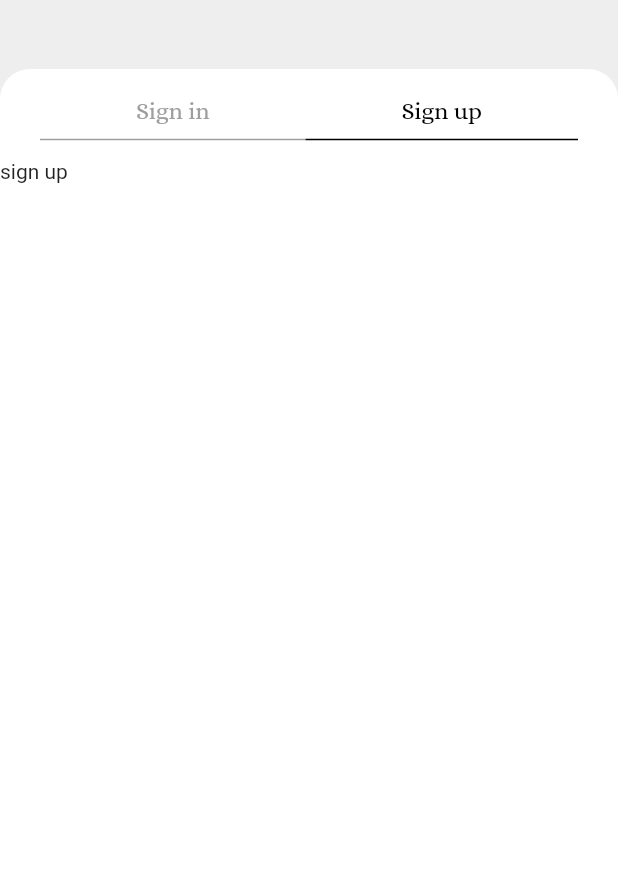
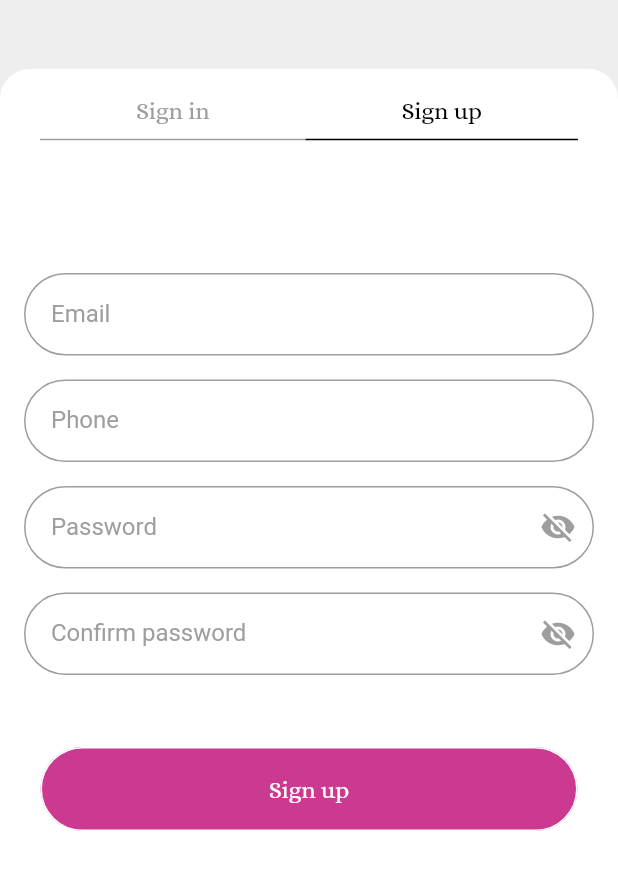
Before and after one commit to iam-datsenko/looks_flutter, a Flutter app: the screen it shows after launch, after a tap on "Sign up", on a phone screen of 412 x 824 dp, the part 267-1157 px from its top. Run offline on Flutter 3.47's test engine with Material 2 defaults, Android fonts, the phone set to English and light mode, and no system bars.

Commit message:
sign up form

```diff
--- a/lib/screens/sign_screen.dart
+++ b/lib/screens/sign_screen.dart
@@ -1,5 +1,6 @@
 import 'package:flutter/material.dart';
-import 'package:my_app/widgets/form.dart';
+import 'package:my_app/widgets/sign_in_form.dart';
+import 'package:my_app/widgets/sign_up_form.dart';
 
 import '../ui/tab.dart';
 
@@ -7,11 +8,17 @@ class SignScreen extends StatefulWidget {
   const SignScreen({super.key});
 
   @override
-  _SignScreenState createState() => _SignScreenState();
+  SignScreenState createState() {
+    return SignScreenState();
+  }
 }
 
-class _SignScreenState extends State {
+class SignScreenState extends State {
   bool signInVisible = true;
+
+  @override
+  Widget build(BuildContext context) {
+    double screenWidth = MediaQuery.of(context).size.width;
 
     onPressSignIn() {
       setState(() {
@@ -25,16 +32,7 @@ class _SignScreenState extends State {
       });
     }
 
-  @override
-  Widget build(BuildContext context) {
-    double screenWidth = MediaQuery.of(context).size.width;
-
-    return Scaffold(
-        backgroundColor: Colors.grey[200],
-        body: Stack(
-          alignment: Alignment.bottomCenter,
-          children: [
-            Container(
+    Widget logo = Container(
       alignment: Alignment.topCenter,
       margin: const EdgeInsets.only(top: 96),
       child: Image.asset(
@@ -43,40 +41,39 @@ class _SignScreenState extends State {
         height: 82,
         fit: BoxFit.cover,
       ),
-            ),
+    );
+
+    Widget tabBarSection = Container(
+      alignment: Alignment.topCenter,
+      decoration: const BoxDecoration(
+          color: Colors.white,
+          borderRadius: BorderRadius.vertical(top: Radius.circular(20))),
+      height: 60,
+      width: screenWidth,
+      child: Row(mainAxisAlignment: MainAxisAlignment.center, children: [
+        getTab(signInVisible ? Colors.black : Colors.grey, 'Sign in',
+            signInVisible ? Colors.black : Colors.grey, onPressSignIn),
+        getTab(signInVisible ? Colors.grey : Colors.black, 'Sign up',
+            signInVisible ? Colors.grey : Colors.black, onPressSignUp),
+      ]),
+    );
+
+    return Scaffold(
+        backgroundColor: Colors.grey[200],
+        body: Stack(
+          alignment: Alignment.bottomCenter,
+          children: [
+            logo,
             Column(
               mainAxisAlignment: MainAxisAlignment.end,
               children: [
-                Container(
-                  alignment: Alignment.topCenter,
-                  decoration: const BoxDecoration(
-                      color: Colors.white,
-                      borderRadius:
-                          BorderRadius.vertical(top: Radius.circular(20))),
-                  height: 60,
-                  width: screenWidth,
-                  child: Row(
-                      mainAxisAlignment: MainAxisAlignment.center,
-                      children: [
-                        getTab(
-                            signInVisible ? Colors.black : Colors.grey,
-                            'Sign in',
-                            signInVisible ? Colors.black : Colors.grey,
-                            onPressSignIn),
-                        getTab(
-                            signInVisible ? Colors.grey : Colors.black,
-                            'Sign up',
-                            signInVisible ? Colors.grey : Colors.black,
-                            onPressSignUp),
-                      ]),
-                ),
+                tabBarSection,
                 Container(
                   decoration: const BoxDecoration(color: Colors.white),
                   height: 540,
                   width: screenWidth,
-                  child: signInVisible
-                      ? const CustomForm()
-                      : const Text('sign up'),
+                  child:
+                      signInVisible ? const SignInForm() : const SignUpForm(),
                 ),
               ],
             )
--- /dev/null
+++ b/lib/widgets/sign_in_form.dart
@@ -0,0 +1,128 @@
+// ignore_for_file: avoid_print
+
+import 'package:flutter/material.dart';
+import 'package:my_app/ui/button.dart';
+import 'package:my_app/widgets/text_input.dart';
+
+class SignInForm extends StatefulWidget {
+  const SignInForm({super.key});
+
+  @override
+  SignInFormState createState() {
+    return SignInFormState();
+  }
+}
+
+class SignInFormState extends State<SignInForm> {
+  final _formKey = GlobalKey<FormState>();
+  late String email;
+  late String password;
+  late bool passwordHidden;
+
+  @override
+  void initState() {
+    super.initState();
+
+    email = '';
+    password = '';
+    passwordHidden = true;
+  }
+
+  @override
+  Widget build(BuildContext context) {
+    onPress() {
+      print(email);
+      print(password);
+
+      if (_formKey.currentState!.validate()) {
+        ScaffoldMessenger.of(context).showSnackBar(
+          SnackBar(
+              backgroundColor: Colors.grey[400],
+              content: const Center(
+                child: Text(
+                  'Processing data...',
+                  style: TextStyle(
+                    color: Colors.black,
+                  ),
+                ),
+              )),
+        );
+
+        _formKey.currentState?.reset();
+      }
+    }
+
+    validatePassword(value) {
+      if (value == null || value.isEmpty) {
+        return 'Please enter valid password';
+      }
+
+      if (value.length < 6) {
+        return 'Password too short';
+      }
+
+      return null;
+    }
+
+    validateEmail(value) {
+      final bool emailValid = RegExp(
+              r"^[a-zA-Z0-9.a-zA-Z0-9.!#$%&'*+-/=?^_`{|}~]+@[a-zA-Z0-9]+\.[a-zA-Z]+")
+          .hasMatch(value!);
+
+      if (value.isEmpty || !emailValid) {
+        return 'Please enter valid email';
+      }
+
+      return null;
+    }
+
+    setEmail(value) {
+      setState(() {
+        email = value;
+      });
+    }
+
+    setPassword(value) {
+      setState(() {
+        password = value;
+      });
+    }
+
+    Widget textInputTemplate(value, labelText, hintText, validate, setState) {
+      return CustomTextInput(
+          value: value,
+          labelText: labelText,
+          hintText: hintText,
+          validate: validate,
+          setState: setState);
+    }
+
+    return Form(
+      key: _formKey,
+      child: Column(
+        mainAxisAlignment: MainAxisAlignment.center,
+        children: [
+          textInputTemplate(email, 'Email', 'Enter an email address',
+              validateEmail, setEmail),
+          const SizedBox(height: 8),
+          textInputTemplate(password, 'Password', 'Enter a password',
+              validatePassword, setPassword),
+          const SizedBox(height: 48),
+          getButton(
+              Colors.white,
+              'Sign in',
+              const Color.fromARGB(255, 203, 57, 145),
+              358,
+              onPress,
+              Colors.white.withOpacity(0.1)),
+          const SizedBox(height: 24),
+          const Text(
+            'Recovery password',
+            style: TextStyle(
+                fontSize: 16, fontFamily: 'Alice', fontWeight: FontWeight.w400),
+          ),
+        ],
+      ),
+    );
+  }
+}
--- a/lib/widgets/form.dart
+++ b/lib/widgets/sign_up_form.dart
@@ -4,21 +4,21 @@ import 'package:flutter/material.dart';
 import 'package:my_app/ui/button.dart';
 import 'package:my_app/widgets/text_input.dart';
 
-class CustomForm extends StatefulWidget {
-  const CustomForm({super.key});
+class SignUpForm extends StatefulWidget {
+  const SignUpForm({super.key});
 
   @override
-  CustomFormState createState() {
-    return CustomFormState();
+  SignUpFormState createState() {
+    return SignUpFormState();
   }
 }
 
-class CustomFormState extends State<CustomForm> {
+class SignUpFormState extends State<SignUpForm> {
   final _formKey = GlobalKey<FormState>();
-  late FocusNode emailFocusNode;
-  late FocusNode passwordFocusNode;
   late String email;
+  late String phone;
   late String password;
+  late String confirmPassword;
   late bool passwordHidden;
 
   @override
@@ -26,25 +26,19 @@ class CustomFormState extends State<CustomForm> {
     super.initState();
 
     email = '';
+    phone = '';
     password = '';
+    confirmPassword = '';
     passwordHidden = true;
-    emailFocusNode = FocusNode();
-    passwordFocusNode = FocusNode();
-  }
-
-  @override
-  void dispose() {
-    emailFocusNode.dispose();
-    passwordFocusNode.dispose();
-
-    super.dispose();
   }
 
   @override
   Widget build(BuildContext context) {
     onPress() {
       print(email);
+      print(phone);
       print(password);
+      print(confirmPassword);
 
       if (_formKey.currentState!.validate()) {
         ScaffoldMessenger.of(context).showSnackBar(
@@ -64,6 +58,26 @@ class CustomFormState extends State<CustomForm> {
       }
     }
 
+    validateEmail(value) {
+      final bool emailValid = RegExp(
+              r"^[a-zA-Z0-9.a-zA-Z0-9.!#$%&'*+-/=?^_`{|}~]+@[a-zA-Z0-9]+\.[a-zA-Z]+")
+          .hasMatch(value!);
+
+      if (value.isEmpty || !emailValid) {
+        return 'Please enter valid email';
+      }
+
+      return null;
+    }
+
+    validatePhone(value) {
+      if (value == null || value.isEmpty) {
+        return 'Please enter valid password';
+      }
+
+      return null;
+    }
+
     validatePassword(value) {
       if (value == null || value.isEmpty) {
         return 'Please enter valid password';
@@ -76,13 +90,13 @@ class CustomFormState extends State<CustomForm> {
       return null;
     }
 
-    validateEmail(value) {
-      final bool emailValid = RegExp(
-              r"^[a-zA-Z0-9.a-zA-Z0-9.!#$%&'*+-/=?^_`{|}~]+@[a-zA-Z0-9]+\.[a-zA-Z]+")
-          .hasMatch(value!);
+    validateConfirmPassword(value) {
+      if (value == null || value.isEmpty) {
+        return 'Please enter valid confirm password';
+      }
 
-      if (value.isEmpty || !emailValid) {
-        return 'Please enter valid email';
+      if (value != password) {
+        return 'Passwords must match';
       }
 
       return null;
@@ -94,9 +108,21 @@ class CustomFormState extends State<CustomForm> {
       });
     }
 
+    setPhone(value) {
+      setState(() {
+        phone = value;
+      });
+    }
+
     setPassword(value) {
       setState(() {
         password = value;
+      });
+    }
+
+    setConfirmPassword(value) {
+      setState(() {
+        confirmPassword = value;
       });
     }
 
@@ -117,22 +143,27 @@ class CustomFormState extends State<CustomForm> {
           textInputTemplate(email, 'Email', 'Enter an email address',
               validateEmail, setEmail),
           const SizedBox(height: 8),
+          textInputTemplate(password, 'Phone', 'Enter a phone number',
+              validatePhone, setPhone),
+          const SizedBox(height: 8),
           textInputTemplate(password, 'Password', 'Enter a password',
               validatePassword, setPassword),
+          const SizedBox(height: 8),
+          textInputTemplate(
+              password,
+              'Confirm password',
+              'Enter a confirm password',
+              validateConfirmPassword,
+              setConfirmPassword),
           const SizedBox(height: 48),
           getButton(
               Colors.white,
-              'Sign in',
+              'Sign up',
               const Color.fromARGB(255, 203, 57, 145),
               358,
               onPress,
               Colors.white.withOpacity(0.1)),
           const SizedBox(height: 24),
-          const Text(
-            'Recovery password',
-            style: TextStyle(
-                fontSize: 16, fontFamily: 'Alice', fontWeight: FontWeight.w400),
-          ),
         ],
       ),
     );
--- a/lib/widgets/text_input.dart
+++ b/lib/widgets/text_input.dart
@@ -1,5 +1,3 @@
-// ignore_for_file: avoid_print
-
 import 'package:flutter/material.dart';
 
 class CustomTextInput extends StatefulWidget {
@@ -18,12 +16,12 @@ class CustomTextInput extends StatefulWidget {
       required this.setState});
 
   @override
-  _CustomTextInputState createState() {
-    return _CustomTextInputState();
+  CustomTextInputState createState() {
+    return CustomTextInputState();
   }
 }
 
-class _CustomTextInputState extends State<CustomTextInput> {
+class CustomTextInputState extends State<CustomTextInput> {
   late FocusNode inputFocusNode;
   late bool passwordHidden;
 
@@ -54,10 +52,17 @@ class _CustomTextInputState extends State<CustomTextInput> {
           validator: widget.validate,
           focusNode: inputFocusNode,
           onTapOutside: (event) => {inputFocusNode.unfocus()},
-          obscureText: widget.labelText == 'Password' ? passwordHidden : false,
+          obscureText: widget.labelText == 'Password' ||
+                  widget.labelText == 'Confirm password'
+              ? passwordHidden
+              : false,
+          keyboardType: widget.labelText == 'Phone'
+              ? TextInputType.phone
+              : TextInputType.text,
           decoration: InputDecoration(
             contentPadding: const EdgeInsets.all(18),
-            suffixIcon: widget.labelText == 'Password'
+            suffixIcon: widget.labelText == 'Password' ||
+                    widget.labelText == 'Confirm password'
                 ? IconButton(
                     style: ButtonStyle(
                       shape: MaterialStateProperty.all(RoundedRectangleBorder(
```
Also changed, not shown: lib/widgets/sign_in_pop_up.dart (deleted, +0 -21 lines). Lines whose indentation alone changed are shown as unchanged.
